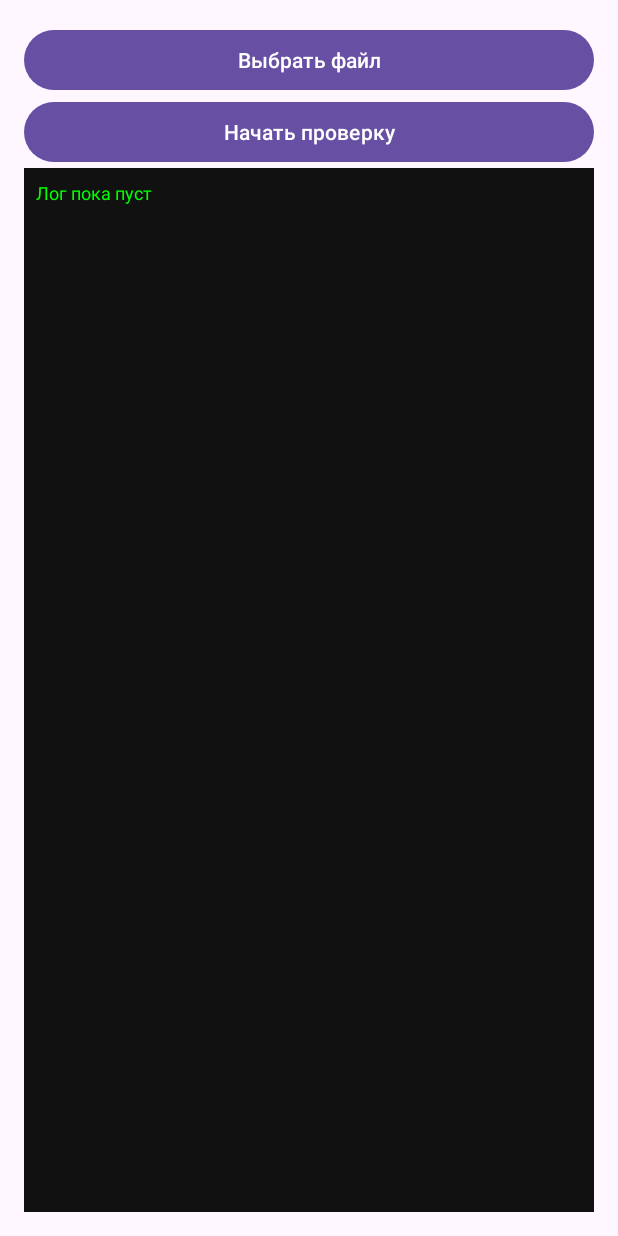
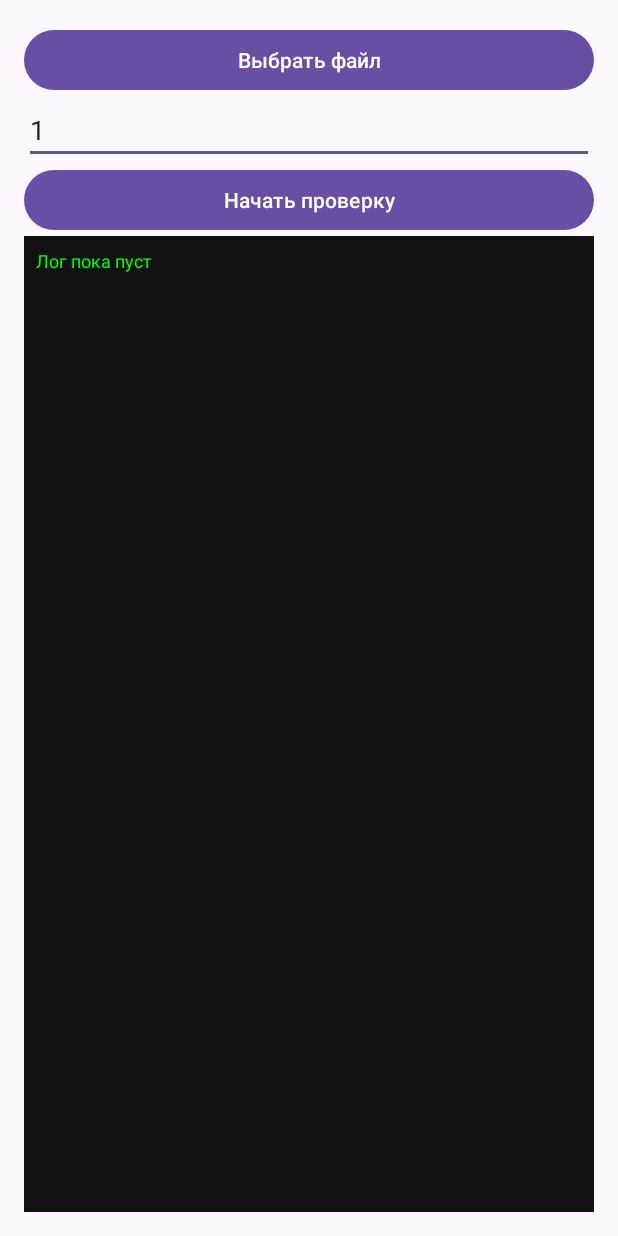
Before and after one commit to k1ra-xD/scaner_port_cheker, an Android app: the screen it shows after launch (MainActivity), on a phone screen of 412 x 824 dp. Run offline under Robolectric (Android 15) with nearby library versions, the phone set to English and light mode, and no system bars.

Commit message:
Add start row selection for Excel scans

```diff
--- a/app/src/main/java/com/example/ip/ScanWorker.java
+++ b/app/src/main/java/com/example/ip/ScanWorker.java
@@ -21,6 +21,7 @@ public class ScanWorker extends Worker {
 
     public static final String KEY_FILE_URI = "fileUri";
     private static final String TAG = "ScanWorker";
+    public static final String KEY_START_ROW = "startRow";
 
     public ScanWorker(@NonNull Context context, @NonNull WorkerParameters params) {
         super(context, params);
@@ -43,7 +44,8 @@ public class ScanWorker extends Worker {
 
         try {
             Uri uri = Uri.parse(getInputData().getString(KEY_FILE_URI));
-            List<String> ips = FileHelper.loadIps(getApplicationContext(), uri);
+            int startRow = getInputData().getInt(KEY_START_ROW, 1);
+            List<String> ips = FileHelper.loadIps(getApplicationContext(), uri, startRow);
 
             if (ips == null || ips.isEmpty()) {
                 Log.w(TAG, "Список IP пуст!");
@@ -54,7 +56,7 @@ public class ScanWorker extends Worker {
 
             // 🔥 очищаем лог и пишем заголовок
             try (BufferedWriter clear = new BufferedWriter(new FileWriter(logFile, false))) {
-                clear.write("=== Начало проверки (" + ips.size() + " адресов) ===\n");
+                clear.write("=== Начало проверки (" + ips.size() + " адресов, старт с строки " + startRow + ") ===\n");
             }
 
             int total = ips.size();
--- a/app/src/main/res/layout/activity_main.xml
+++ b/app/src/main/res/layout/activity_main.xml
@@ -10,6 +10,14 @@
         android:layout_width="match_parent"
         android:layout_height="wrap_content"
         android:text="Выбрать файл" />
+
+    <EditText
+        android:id="@+id/etStartRow"
+        android:layout_width="match_parent"
+        android:layout_height="wrap_content"
+        android:hint="С какой строки начать (по умолчанию 1)"
+        android:inputType="number"
+        android:text="1" />
 
     <Button
         android:id="@+id/btnStart"
```
Also changed, not shown: app/src/main/java/com/example/ip/FileHelper.java (+9 -3 lines), app/src/main/java/com/example/ip/MainActivity.java (+14 -0 lines).
